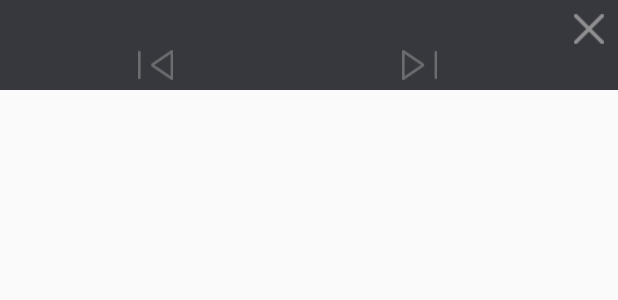
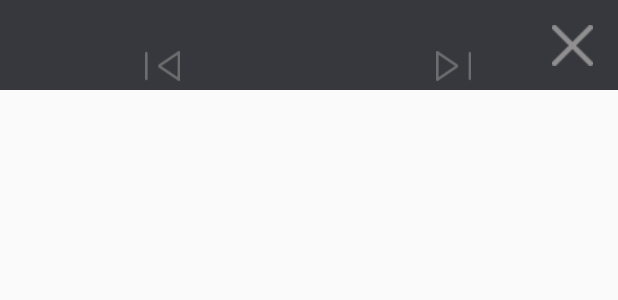
Before and after one commit to entertoo/MusicPlayer, an Android app: the layout customnotice.xml on its own in the app's theme, with its tools: preview values and no code run, on a phone screen of 412 x 824 dp. Shown: the top 300 px of the screen. Run offline under Robolectric (Android 15) with nearby library versions, the phone set to English and light mode, and no system bars.

Commit message:
修改remoteView

```diff
--- a/app/src/main/java/com/example/musicplayer/utility/Constants.java
+++ b/app/src/main/java/com/example/musicplayer/utility/Constants.java
@@ -18,15 +18,17 @@ public class Constants {
     public static final String ACTION_NEXT = "com.example.musicplayer.next";
     //上一曲
     public static final String ACTION_PRV = "com.example.musicplayer.prv";
+
+    public static final String ACTION_CLOSE = "com.example.musicplayer.close";
     //seekbar手动控制
     public static final String ACTION_SEEK ="com.example.musicplayer.seek";
-    // 取消
-    public static final int ACTION_CANCEL = 004;
     //以上操作结束的时候
     public static final String ACTION_COMPLETION = "com.example.musicplayer.completion";
     public static final int MSG_ONPREPARED = 001;
     public static final int MSG_PREPARED = 002;
     public static final int MSG_PLAY = 003;
+    // 取消
+    public static final int MSG_CANCEL = 004;
 
     public static final String URL_GET_MUSIC_ID = "http://s.music.163.com/search/get/?src=lofter&type=1&filterDj=true&s=";
     public static final String URl_GET_MUSIC_LRC = "http://music.163.com/api/song/media?id=";
--- a/app/src/main/res/layout/customnotice.xml
+++ b/app/src/main/res/layout/customnotice.xml
@@ -12,17 +12,19 @@
         android:layout_height="60dp"
         android:scaleType="centerCrop" />
 
-    <LinearLayout
-        android:layout_width="match_parent"
+    <RelativeLayout
+        android:layout_width="0dp"
         android:layout_height="60dp"
+        android:layout_weight="1"
         android:orientation="vertical">
 
         <LinearLayout
+            android:id="@+id/remote_top"
             android:layout_width="match_parent"
             android:layout_height="30dp"
+            android:layout_alignParentTop="true"
             android:orientation="horizontal"
-            android:paddingLeft="9dp"
-            android:paddingRight="9dp"
+            android:paddingLeft="12dp"
             android:paddingTop="9dp">
 
             <TextView
@@ -32,8 +34,8 @@
                 android:layout_weight="1"
                 android:ellipsize="end"
                 android:lines="1"
-                android:textColor="#ffffff"
-                android:textSize="12sp" />
+                android:textColor="#ded6d6"
+                android:textSize="14sp" />
 
             <TextView
                 android:id="@+id/widget_artist"
@@ -44,20 +46,16 @@
                 android:textColor="#A0A0A0"
                 android:textSize="12sp" />
 
-            <ImageView
-                android:id="@+id/widget_close"
-                android:layout_width="20dp"
-                android:layout_height="20dp"
-                android:scaleType="centerInside"
-                android:src="@drawable/global_close" />
         </LinearLayout>
 
         <LinearLayout
             android:layout_width="match_parent"
             android:layout_height="30dp"
+            android:layout_alignLeft="@+id/remote_top"
+            android:layout_alignParentBottom="true"
             android:gravity="center"
             android:orientation="horizontal"
-            android:paddingBottom="3dp">
+            android:paddingBottom="1dp">
 
             <ImageView
                 android:id="@+id/widget_prev"
@@ -82,12 +80,16 @@
                 android:scaleType="centerInside"
                 android:src="@drawable/widget_next" />
 
-            <ImageView
-                android:id="@+id/widget_n"
-                android:layout_width="20dp"
-                android:layout_height="20dp"
-                android:layout_weight="1" />
         </LinearLayout>
-    </LinearLayout>
+
+    </RelativeLayout>
+
+    <ImageView
+        android:id="@+id/widget_close"
+        android:layout_width="50dp"
+        android:layout_height="50dp"
+        android:layout_margin="5dp"
+        android:scaleType="centerInside"
+        android:src="@drawable/global_close" />
 
 </LinearLayout>
```
Also changed, not shown: app/src/main/AndroidManifest.xml (+4 -4 lines), app/src/main/java/com/example/musicplayer/MainActivity.java (+5 -4 lines), app/src/main/java/com/example/musicplayer/service/MusicService.java (+6 -7 lines).
